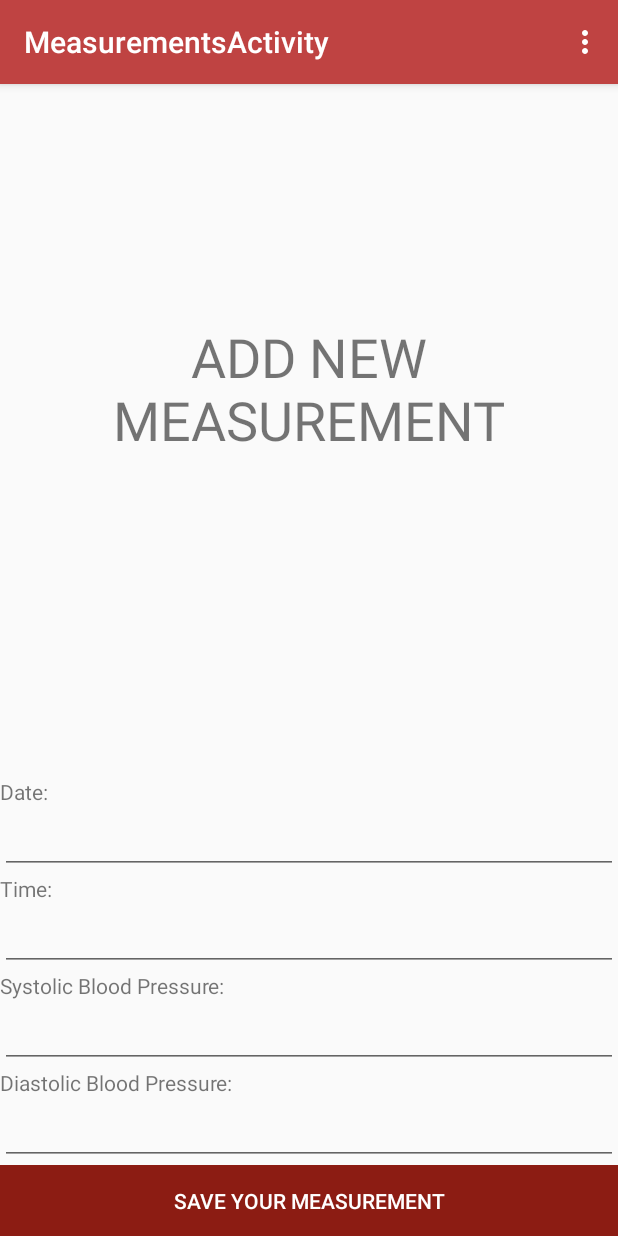
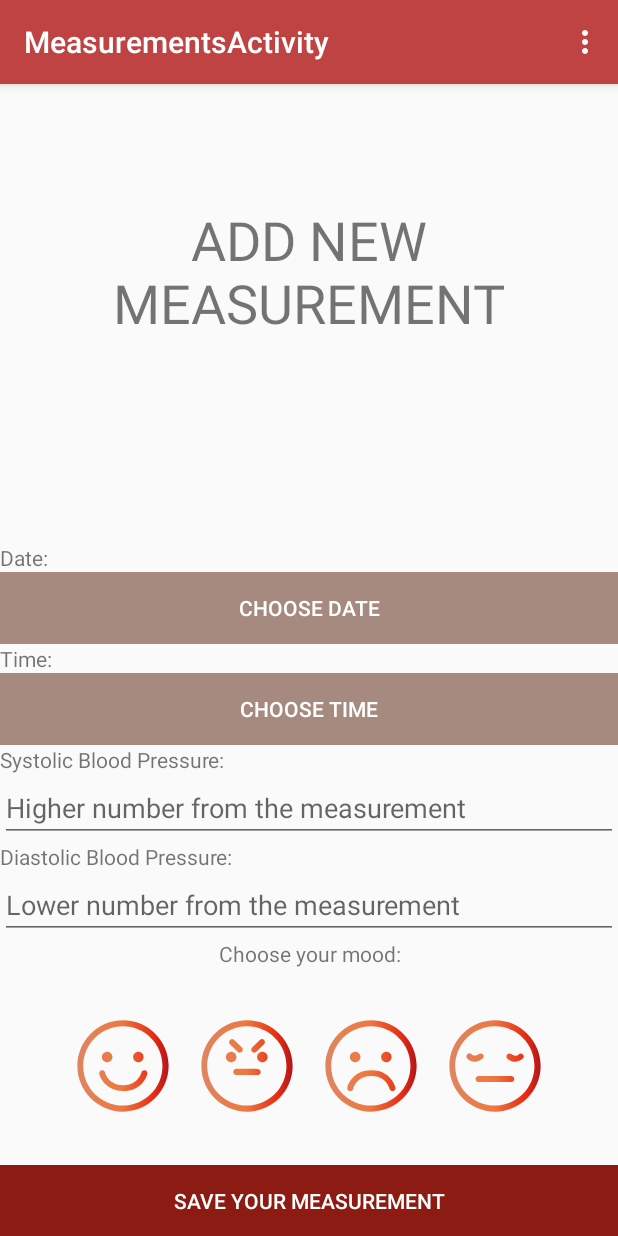
Before and after one commit to mkowals9/WPAM_PressHeart, an Android app: the AddNewMeasurementFragment screen opened through its navigation route, on a phone screen of 412 x 824 dp. Run offline under Robolectric (Android 15) with nearby library versions, the phone set to English and light mode, and no system bars.

Commit message:
changes changes - icons for moods

```diff
--- a/app/src/main/java/com/wpam/pressheart/fragments/AddNewMeasurementFragment.kt
+++ b/app/src/main/java/com/wpam/pressheart/fragments/AddNewMeasurementFragment.kt
@@ -1,18 +1,35 @@
 package com.wpam.pressheart.fragments
 
+import android.annotation.SuppressLint
+import android.app.DatePickerDialog
+import android.app.TimePickerDialog
+import android.content.ContentValues.TAG
 import android.content.Intent
+import android.icu.util.Calendar
+import android.os.Build
 import android.os.Bundle
+import android.util.Log
 import androidx.fragment.app.Fragment
 import android.view.LayoutInflater
 import android.view.View
 import android.view.ViewGroup
+import androidx.annotation.RequiresApi
 import com.wpam.pressheart.MainLoggedMenuActivity
 import com.wpam.pressheart.MeasurementsActivity
 import com.wpam.pressheart.R
+import kotlinx.android.synthetic.main.fragment_add_new_measurement.*
 import kotlinx.android.synthetic.main.fragment_measurements.*
+import java.text.SimpleDateFormat
+import java.time.YearMonth
+import java.util.*
+import javax.xml.datatype.DatatypeConstants.MONTHS
 
 
 class AddNewMeasurementFragment : Fragment() {
+
+    private var datelbl = ""
+    private var timelbl = ""
+
 
     override fun onCreateView(
         inflater: LayoutInflater, container: ViewGroup?,
@@ -22,10 +39,46 @@ class AddNewMeasurementFragment : Fragment() {
         return inflater.inflate(R.layout.fragment_add_new_measurement, container, false)
     }
 
+    @SuppressLint("SimpleDateFormat")
+    @RequiresApi(Build.VERSION_CODES.N)
     override fun onViewCreated(view: View, savedInstanceState: Bundle?) {
         super.onViewCreated(view, savedInstanceState)
 
-        //TODO datepicker do daty i timepicker do time
+        //datepicker
+        dateButton.setOnClickListener {
+            val c = Calendar.getInstance()
+            val day = c.get(Calendar.DAY_OF_MONTH)
+            val month = c.get(Calendar.MONTH)
+            val year = c.get(Calendar.YEAR)
+
+            val dpd = DatePickerDialog(this.activity as MeasurementsActivity, DatePickerDialog.OnDateSetListener { view, chosenYear, monthOfYear, dayOfMonth ->
+
+                // Display Selected date in textbox
+
+                this.datelbl = ("${monthOfYear+1}/${dayOfMonth}/${chosenYear}")
+                Log.d(TAG, "lblDate : ${this.datelbl}")
+                Log.d(TAG, "day: ${day} month: ${month} year: ${year}")
+            }, year, month, day)
+
+
+            dpd.show()
+
+            Log.d(TAG, "lblDate po  : ${this.datelbl}")
+            Log.d(TAG, "day po : ${day} month: ${month} year: ${year}")
+        }
+
+        timeButton.setOnClickListener {
+
+            val c = Calendar.getInstance()
+            val timeSetListener = TimePickerDialog.OnTimeSetListener { timePicker, hour, minute ->
+                c.set(Calendar.HOUR_OF_DAY, hour)
+                c.set(Calendar.MINUTE, minute)
+
+                timelbl = SimpleDateFormat("HH:mm").format(c.time)
+            }
+            TimePickerDialog(this.activity as MeasurementsActivity, timeSetListener, c.get(Calendar.HOUR_OF_DAY), c.get(Calendar.MINUTE), true).show()
+            Log.d(TAG, "lbltime po  : ${this.timelbl}")
+        }
 
     }
 }
--- /dev/null
+++ b/app/src/main/res/drawable/ic_angry_mood.xml
@@ -0,0 +1,24 @@
+<vector xmlns:android="http://schemas.android.com/apk/res/android"
+    xmlns:aapt="http://schemas.android.com/aapt"
+    android:width="62.4dp"
+    android:height="62.4dp"
+    android:viewportWidth="62.4"
+    android:viewportHeight="62.4">
+
+  <path
+      android:pathData="M31.2,61.5c-16.7,0 -30.3,-13.6 -30.3,-30.3c0,-16.7 13.6,-30.3 30.3,-30.3c16.7,0 30.3,13.6 30.3,30.3C61.5,47.9 47.9,61.5 31.2,61.5zM31.2,4.8C16.7,4.8 4.8,16.7 4.8,31.2c0,14.5 11.8,26.3 26.3,26.3c14.5,0 26.3,-11.8 26.3,-26.3C57.5,16.7 45.7,4.8 31.2,4.8zM38.3,35.2c0,0 -2.5,-0.1 -13.7,-0.1h-0.5M40.3,35.3c0.1,-1.1 -0.8,-2 -1.9,-2.1c-0.1,0 -2.6,-0.1 -13.8,-0.1h-0.5c-1.1,0 -2,0.9 -2,2s0.9,2 2,2h0.5c11,0 13.6,0.1 13.6,0.1c0,0 0.1,0 0.1,0C39.3,37.2 40.2,36.4 40.3,35.3zM20.7,21.7c-1.9,0 -3.5,1.6 -3.5,3.5s1.6,3.5 3.5,3.5s3.5,-1.6 3.5,-3.5S22.6,21.7 20.7,21.7zM41.4,21.7c-1.9,0 -3.5,1.6 -3.5,3.5s1.6,3.5 3.5,3.5s3.5,-1.6 3.5,-3.5S43.3,21.7 41.4,21.7zM21.3,15.3l5.1,5.1M27.8,21.8c0.8,-0.8 0.8,-2 0,-2.8l-5.1,-5.1c-0.8,-0.8 -2,-0.8 -2.8,0s-0.8,2 0,2.8l5.1,5.1c0.4,0.4 0.9,0.6 1.4,0.6S27.4,22.1 27.8,21.8zM41,15.3L36,20.3M37.4,21.8l5.1,-5.1c0.8,-0.8 0.8,-2 0,-2.8s-2,-0.8 -2.8,0l-5.1,5.1c-0.8,0.8 -0.8,2 0,2.8c0.4,0.4 0.9,0.6 1.4,0.6S37,22.1 37.4,21.8z">
+    <aapt:attr name="android:fillColor">
+      <gradient
+          android:startY="31.1807"
+          android:startX="0.8491"
+          android:endY="31.1807"
+          android:endX="61.5122"
+          android:type="linear">
+        <item android:offset="0" android:color="#FFDF8561"/>
+        <item android:offset="0.4857" android:color="#ED7840"/>
+        <item android:offset="0.8349" android:color="#E72C13"/>
+        <item android:offset="1" android:color="#B3151B"/>
+      </gradient>
+    </aapt:attr>
+  </path>
+</vector>
--- /dev/null
+++ b/app/src/main/res/drawable/ic_happy_mood.xml
@@ -0,0 +1,16 @@
+<vector android:height="62.5dp" android:viewportHeight="62.4"
+    android:viewportWidth="62.4" android:width="62.5dp"
+    xmlns:aapt="http://schemas.android.com/aapt" xmlns:android="http://schemas.android.com/apk/res/android"
+    >
+    <path android:pathData="M31.2,61.5c-16.7,0 -30.3,-13.6 -30.3,-30.3S14.5,0.8 31.2,0.8c16.7,0 30.3,13.6 30.3,30.3S47.9,61.5 31.2,61.5zM31.2,4.8C16.7,4.8 4.8,16.7 4.8,31.2s11.8,26.3 26.3,26.3c14.5,0 26.3,-11.8 26.3,-26.3S45.7,4.8 31.2,4.8zM47.3,36.5c0.3,-1.1 -0.4,-2.1 -1.5,-2.4c-1.1,-0.3 -2.2,0.4 -2.4,1.4c-0.1,0.3 -2.3,8.4 -11.8,8.4h-0.5c-9.5,0 -11.7,-8 -11.8,-8.4c-0.3,-1.1 -1.4,-1.7 -2.4,-1.5c-1.1,0.3 -1.7,1.4 -1.5,2.4c1,3.9 5.5,11.4 15.6,11.4h0.5C41.8,47.9 46.3,40.5 47.3,36.5zM20.7,21.7c-1.9,0 -3.5,1.6 -3.5,3.5s1.6,3.5 3.5,3.5s3.5,-1.6 3.5,-3.5S22.6,21.7 20.7,21.7zM41.4,21.7c-1.9,0 -3.5,1.6 -3.5,3.5s1.6,3.5 3.5,3.5s3.5,-1.6 3.5,-3.5S43.3,21.7 41.4,21.7z">
+        <aapt:attr name="android:fillColor">
+            <gradient android:endX="61.5126" android:endY="31.1811"
+                android:startX="0.8495" android:startY="31.1811" android:type="linear">
+                <item android:offset="0" android:color="#FFDF8561"/>
+                <item android:offset="0.4857" android:color="#ED7840"/>
+                <item android:offset="0.8349" android:color="#E72C13"/>
+                <item android:offset="1" android:color="#B3151B"/>
+            </gradient>
+        </aapt:attr>
+    </path>
+</vector>
--- /dev/null
+++ b/app/src/main/res/drawable/ic_sad_mood.xml
@@ -0,0 +1,23 @@
+<vector xmlns:android="http://schemas.android.com/apk/res/android"
+    xmlns:aapt="http://schemas.android.com/aapt"
+    android:width="62.4dp"
+    android:height="62.4dp"
+    android:viewportWidth="62.4"
+    android:viewportHeight="62.4">
+  <path
+      android:pathData="M31.2,61.5c-16.7,0 -30.3,-13.6 -30.3,-30.3S14.5,0.8 31.2,0.8c16.7,0 30.3,13.6 30.3,30.3S47.9,61.5 31.2,61.5zM31.2,4.8C16.7,4.8 4.8,16.7 4.8,31.2s11.8,26.3 26.3,26.3c14.5,0 26.3,-11.8 26.3,-26.3S45.7,4.8 31.2,4.8zM45.9,47.9c1.1,-0.3 1.7,-1.4 1.5,-2.4c-1,-3.9 -5.5,-11.4 -15.6,-11.4h-0.5C21,34 16.5,41.5 15.5,45.4c-0.3,1.1 0.4,2.2 1.5,2.4c1.1,0.3 2.2,-0.4 2.4,-1.5c0.1,-0.3 2.2,-8.4 11.8,-8.4h0.5c9.5,0 11.7,8 11.8,8.4c0.2,0.9 1,1.5 1.9,1.5C45.5,47.9 45.7,47.9 45.9,47.9zM20.7,21.7c-1.9,0 -3.5,1.6 -3.5,3.5s1.6,3.5 3.5,3.5s3.5,-1.6 3.5,-3.5S22.6,21.7 20.7,21.7zM41.4,21.7c-1.9,0 -3.5,1.6 -3.5,3.5s1.6,3.5 3.5,3.5s3.5,-1.6 3.5,-3.5S43.3,21.7 41.4,21.7z">
+    <aapt:attr name="android:fillColor">
+      <gradient
+          android:startY="31.1811"
+          android:startX="0.8491"
+          android:endY="31.1811"
+          android:endX="61.5122"
+          android:type="linear">
+        <item android:offset="0" android:color="#FFDF8561"/>
+        <item android:offset="0.4857" android:color="#ED7840"/>
+        <item android:offset="0.8349" android:color="#E72C13"/>
+        <item android:offset="1" android:color="#B3151B"/>
+      </gradient>
+    </aapt:attr>
+  </path>
+</vector>
--- /dev/null
+++ b/app/src/main/res/drawable/ic_tired_mood.xml
@@ -0,0 +1,23 @@
+<vector xmlns:android="http://schemas.android.com/apk/res/android"
+    xmlns:aapt="http://schemas.android.com/aapt"
+    android:width="62.4dp"
+    android:height="62.4dp"
+    android:viewportWidth="62.4"
+    android:viewportHeight="62.4">
+  <path
+      android:pathData="M31.2,61.5c-16.7,0 -30.3,-13.6 -30.3,-30.3c0,-16.7 13.6,-30.3 30.3,-30.3s30.3,13.6 30.3,30.3C61.5,47.9 47.9,61.5 31.2,61.5zM31.2,4.8C16.7,4.8 4.8,16.7 4.8,31.2c0,14.5 11.8,26.3 26.3,26.3s26.3,-11.8 26.3,-26.3C57.5,16.7 45.7,4.8 31.2,4.8zM14.1,24.9c0,0 3.2,3.3 7.6,0M22.9,26.4c0.9,-0.7 1,-1.9 0.4,-2.8c-0.7,-0.9 -1.9,-1 -2.8,-0.4c-2.7,2.1 -4.6,0.5 -4.9,0.2c-0.8,-0.8 -2,-0.8 -2.8,0c-0.8,0.8 -0.8,2 0,2.8c0.9,1 2.8,2.1 5.1,2.1C19.3,28.3 21.1,27.8 22.9,26.4zM40.7,24.9c4.3,3.3 7.6,0 7.6,0M49.7,26.3c0.8,-0.8 0.8,-2.1 0,-2.8c-0.8,-0.8 -2.1,-0.8 -2.8,0c-0.2,0.2 -2.1,2 -4.9,-0.2c-0.9,-0.7 -2.1,-0.5 -2.8,0.4c-0.7,0.9 -0.5,2.1 0.4,2.8c1.8,1.4 3.6,1.9 5.1,1.9C46.9,28.3 48.7,27.2 49.7,26.3zM20.3,39.9H42M44,39.9c0,-1.1 -0.9,-2 -2,-2H20.3c-1.1,0 -2,0.9 -2,2s0.9,2 2,2H42C43.1,41.9 44,41 44,39.9z">
+    <aapt:attr name="android:fillColor">
+      <gradient
+          android:startY="31.1808"
+          android:startX="0.8486"
+          android:endY="31.1808"
+          android:endX="61.5127"
+          android:type="linear">
+        <item android:offset="0" android:color="#FFDF8561"/>
+        <item android:offset="0.4857" android:color="#ED7840"/>
+        <item android:offset="0.8349" android:color="#E72C13"/>
+        <item android:offset="1" android:color="#B3151B"/>
+      </gradient>
+    </aapt:attr>
+  </path>
+</vector>
--- a/app/src/main/res/layout/fragment_add_new_measurement.xml
+++ b/app/src/main/res/layout/fragment_add_new_measurement.xml
@@ -10,74 +10,143 @@
         android:layout_width="match_parent"
         android:layout_height="match_parent"
         android:layout_weight="100000000"
+        android:gravity="center"
         android:text="ADD NEW MEASUREMENT"
-        android:gravity="center"
         android:textAlignment="center"
         android:textSize="36sp" />
 
 
     <TextView
-            android:id="@+id/textView2"
+        android:id="@+id/dateTextView"
         android:layout_width="match_parent"
         android:layout_height="wrap_content"
         android:layout_weight="0.005"
         android:text="Date:" />
 
-        <EditText
-            android:id="@+id/editTextDate"
+    <Button
+        android:id="@+id/dateButton"
+        style="@style/Widget.AppCompat.Button.Borderless"
         android:layout_width="match_parent"
         android:layout_height="wrap_content"
-            android:layout_weight="0.001"
-            android:ems="10"
-            android:inputType="date" />
+        android:layout_weight="10000"
+        android:background="@color/colorAccent"
+        android:text="Choose date"
+        android:textColor="@android:color/white" />
 
     <TextView
-            android:id="@+id/textView4"
+        android:id="@+id/timeTextView"
         android:layout_width="match_parent"
         android:layout_height="wrap_content"
         android:layout_weight="0.0001"
         android:text="Time:" />
 
-        <EditText
-            android:id="@+id/editTextTime"
+    <Button
+        android:id="@+id/timeButton"
+        style="@style/Widget.AppCompat.Button.Borderless"
         android:layout_width="match_parent"
         android:layout_height="wrap_content"
-            android:layout_weight="0.001"
-            android:ems="10"
-            android:inputType="time" />
+        android:layout_weight="10000"
+        android:background="@color/colorAccent"
+        android:text="Choose time"
+        android:textColor="@android:color/white" />
 
     <TextView
-            android:id="@+id/textView5"
+        android:id="@+id/SbpTextView"
         android:layout_width="match_parent"
         android:layout_height="wrap_content"
         android:layout_weight="0.05"
         android:text="Systolic Blood Pressure:" />
 
     <EditText
-            android:id="@+id/editTextNumber"
+        android:id="@+id/SbpEditTextNumber"
         android:layout_width="match_parent"
         android:layout_height="wrap_content"
         android:layout_weight="0.05"
         android:ems="10"
+        android:hint="Higher number from the measurement"
+        android:importantForAutofill="no"
         android:inputType="number" />
 
     <TextView
-            android:id="@+id/textView6"
+        android:id="@+id/DbpTextView"
         android:layout_width="match_parent"
         android:layout_height="wrap_content"
         android:layout_weight="0.05"
         android:text="Diastolic Blood Pressure:" />
 
     <EditText
-            android:id="@+id/editTextNumber2"
+        android:id="@+id/DbpEditTextNumber"
         android:layout_width="match_parent"
         android:layout_height="wrap_content"
         android:layout_weight="0.05"
         android:ems="10"
+        android:hint="Lower number from the measurement"
+        android:importantForAutofill="no"
         android:inputType="number" />
 
+    <TextView
+        android:id="@+id/chooseMoodTextView"
+        android:layout_width="match_parent"
+        android:layout_height="wrap_content"
+        android:layout_weight="0.000001"
+        android:gravity="center"
+        android:text="Choose your mood:"
+        android:textAlignment="center" />
+
+    <LinearLayout
+        android:layout_width="match_parent"
+        android:layout_height="match_parent"
+        android:layout_weight="150000000"
+        android:gravity="center"
+        android:orientation="horizontal"
+        android:showDividers="middle">
+
+        <ImageButton
+            android:id="@+id/happyButton"
+            android:layout_width="wrap_content"
+            android:layout_height="wrap_content"
+            android:background="@android:color/transparent"
+            android:src="@drawable/ic_happy_mood" />
+
+        <View
+            android:layout_width="20sp"
+            android:layout_height="0dp"
+            />
+
+        <ImageButton
+            android:id="@+id/angryButton"
+            android:layout_width="wrap_content"
+            android:layout_height="wrap_content"
+            android:background="@android:color/transparent"
+            android:src="@drawable/ic_angry_mood" />
+
+        <View
+            android:layout_width="20sp"
+            android:layout_height="0dp"
+            />
+
+        <ImageButton
+            android:id="@+id/sadButton"
+            android:layout_width="wrap_content"
+            android:layout_height="wrap_content"
+            android:background="@android:color/transparent"
+            android:src="@drawable/ic_sad_mood" />
+
+        <View
+            android:layout_width="20sp"
+            android:layout_height="0dp"
+            />
+        <ImageButton
+            android:id="@+id/tiredButton"
+            android:layout_width="wrap_content"
+            android:layout_height="wrap_content"
+            android:background="@android:color/transparent"
+            android:src="@drawable/ic_tired_mood" />
+
+    </LinearLayout>
+
     <Button
-        android:id="@+id/button"
+        android:id="@+id/saveMeasurementButton"
         style="@style/Widget.AppCompat.Button.Borderless.Colored"
         android:layout_width="match_parent"
         android:layout_height="wrap_content"
--- a/app/src/main/res/layout/fragment_measurements.xml
+++ b/app/src/main/res/layout/fragment_measurements.xml
@@ -1,7 +1,6 @@
 <?xml version="1.0" encoding="utf-8"?>
 <androidx.constraintlayout.widget.ConstraintLayout
     xmlns:android="http://schemas.android.com/apk/res/android"
-    xmlns:tools="http://schemas.android.com/tools"
     android:layout_width="match_parent"
     android:layout_height="match_parent">
 
@@ -16,6 +15,7 @@
             android:layout_height="wrap_content"
             android:layout_weight="0.5"
             android:text="MEASUREMENTS"
+            android:gravity="center"
             android:textAlignment="center"
             android:textSize="36sp" />
 
--- /dev/null
+++ b/app/src/main/res/values-v21/styles.xml
@@ -0,0 +1,12 @@
+<?xml version="1.0" encoding="utf-8"?>
+<resources>
+
+    <style name="AppTheme" parent="Theme.AppCompat.Light.NoActionBar">
+        <!-- Customize your theme here. -->
+        <item name="colorPrimary">@color/colorPrimary</item>
+        <item name="colorPrimaryDark">@color/colorPrimaryDark</item>
+        <item name="colorAccent">@color/colorAccent</item>
+        <item name="android:windowActivityTransitions">true</item>
+
+    </style>
+</resources>
```
Also changed, not shown: app/src/main/assets/angry_mood.svg (added), app/src/main/assets/happy_mood.svg (added), app/src/main/assets/sad_mood.svg (added), app/src/main/assets/tired_mood.svg (added). Lines whose indentation alone changed are shown as unchanged.
